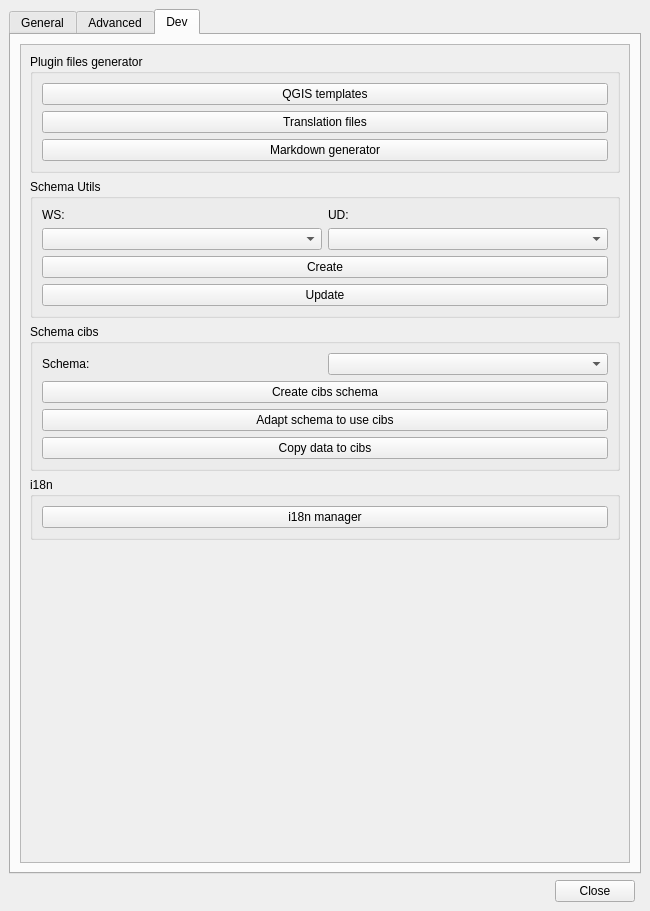
Qt form core/ui/admin/admin.ui (Giswater/giswater_qgis_plugin) before a commit.
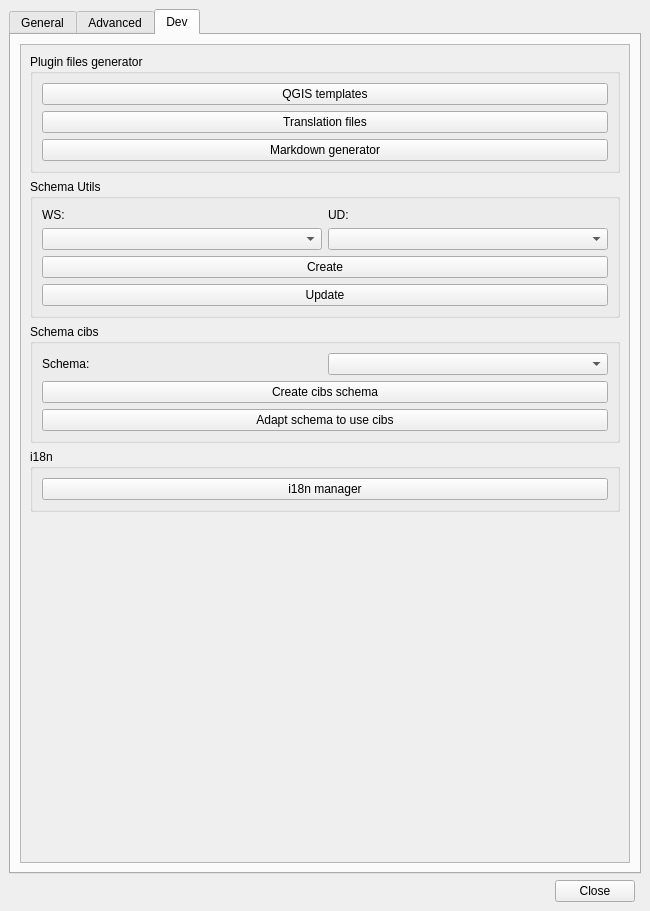
The same form after that commit. The open tabs and pages were chosen to show the change. Icons and pictures are not drawn.

Commit message: refactor(admin_btn): remove copy data button and related logic for cibs integration

Patch:
```diff
--- a/core/ui/admin/admin.ui
+++ b/core/ui/admin/admin.ui
@@ -756,13 +756,6 @@
                  </property>
                 </widget>
                </item>
-               <item row="3" column="0" colspan="2">
-                <widget class="QPushButton" name="btn_copy_data_cibs">
-                 <property name="text">
-                  <string>Copy data to cibs</string>
-                 </property>
-                </widget>
-               </item>
               </layout>
              </widget>
             </item>
```
Left out of the diff: 1 changed line with no effect on the pictures. The commit also changes 1 other file.
